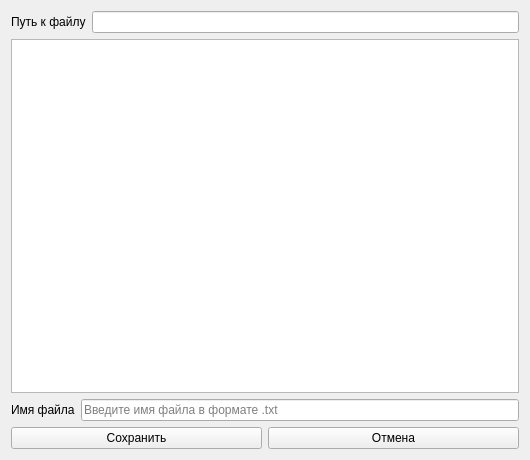
Above: exam/ui/exam_saveas_form.ui from alexeev108/pyside_exam before the change. Below: the same form after it.
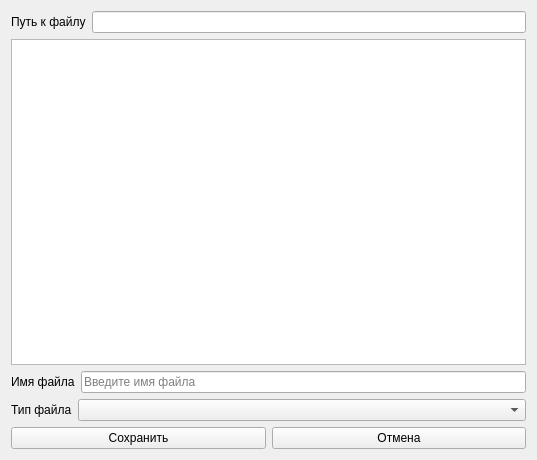
That is the form after the change.

```diff
--- a/exam/ui/exam_saveas_form.ui
+++ b/exam/ui/exam_saveas_form.ui
@@ -6,7 +6,7 @@
    <rect>
     <x>0</x>
     <y>0</y>
-    <width>530</width>
+    <width>537</width>
     <height>460</height>
    </rect>
   </property>
@@ -19,10 +19,6 @@
   <property name="windowTitle">
    <string>Сохранить как</string>
   </property>
-  <layout class="QVBoxLayout" name="verticalLayout_3">
-   <item>
-    <layout class="QVBoxLayout" name="verticalLayout_2">
-     <item>
       <layout class="QVBoxLayout" name="verticalLayout">
        <item>
         <layout class="QHBoxLayout" name="horizontalLayout_3">
@@ -55,22 +51,74 @@
         </widget>
        </item>
        <item>
-        <layout class="QHBoxLayout" name="horizontalLayout_2">
-         <item>
+    <layout class="QFormLayout" name="formLayout">
+     <item row="0" column="0">
           <widget class="QLabel" name="label_2">
            <property name="text">
             <string>Имя файла</string>
            </property>
           </widget>
          </item>
-         <item>
+     <item row="0" column="1">
           <widget class="QLineEdit" name="lineEdit_2">
+       <property name="sizePolicy">
+        <sizepolicy hsizetype="Fixed" vsizetype="Fixed">
+         <horstretch>0</horstretch>
+         <verstretch>0</verstretch>
+        </sizepolicy>
+       </property>
+       <property name="minimumSize">
+        <size>
+         <width>0</width>
+         <height>0</height>
+        </size>
+       </property>
+       <property name="maximumSize">
+        <size>
+         <width>1000</width>
+         <height>16777215</height>
+        </size>
+       </property>
            <property name="placeholderText">
-            <string>Введите имя файла в формате .txt</string>
+        <string>Введите имя файла</string>
            </property>
           </widget>
          </item>
         </layout>
+   </item>
+   <item>
+    <layout class="QFormLayout" name="formLayout_2">
+     <item row="0" column="0">
+      <widget class="QLabel" name="label_3">
+       <property name="text">
+        <string>Тип файла</string>
+       </property>
+      </widget>
+     </item>
+     <item row="0" column="1">
+      <widget class="QComboBox" name="comboBox">
+       <property name="sizePolicy">
+        <sizepolicy hsizetype="Fixed" vsizetype="Fixed">
+         <horstretch>0</horstretch>
+         <verstretch>0</verstretch>
+        </sizepolicy>
+       </property>
+       <property name="minimumSize">
+        <size>
+         <width>0</width>
+         <height>0</height>
+        </size>
+       </property>
+       <property name="maximumSize">
+        <size>
+         <width>1000</width>
+         <height>16777215</height>
+        </size>
+       </property>
+       <property name="currentText">
+        <string/>
+       </property>
+      </widget>
        </item>
       </layout>
      </item>
@@ -89,8 +137,6 @@
           <string>Отмена</string>
          </property>
         </widget>
-       </item>
-      </layout>
      </item>
     </layout>
    </item>
```
Lines whose indentation alone changed are shown as unchanged.
